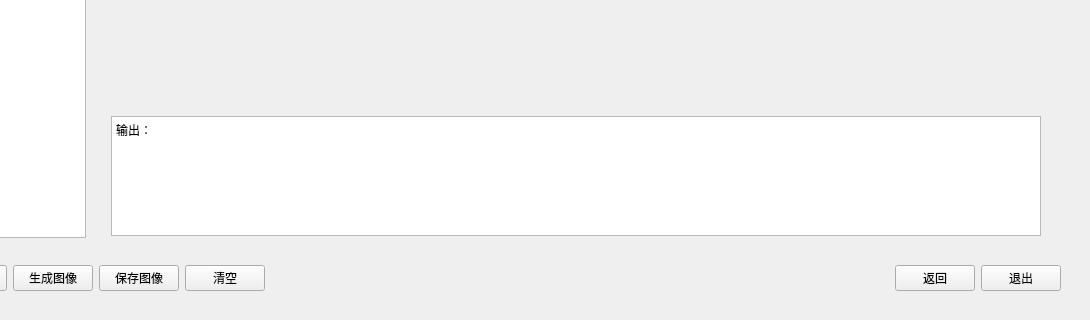
This is firstwidget.ui in 24-24i/Trojan_Detection as Qt 5 draws it before an edit; both pictures show x 110 to 1200 and y 400 to 720 of the 1200 by 720 pixel window. The edited form follows.
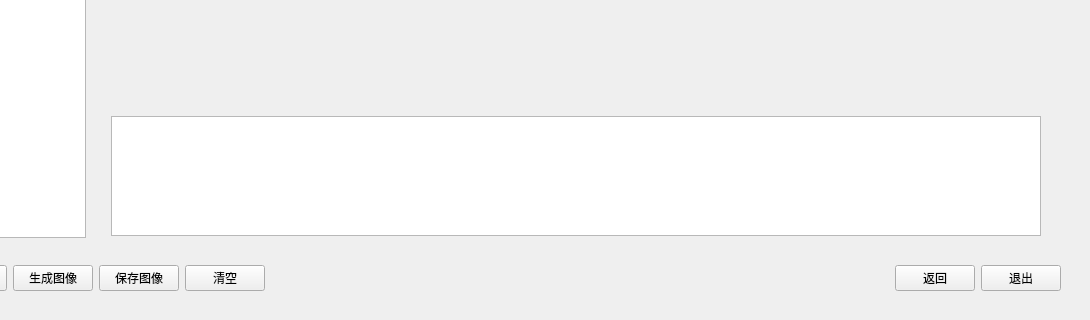
This is the edited form.

Patch:
```diff
--- a/firstwidget.ui
+++ b/firstwidget.ui
@@ -301,7 +301,7 @@
 li.unchecked::marker { content: &quot;\2610&quot;; }
 li.checked::marker { content: &quot;\2612&quot;; }
 &lt;/style&gt;&lt;/head&gt;&lt;body style=&quot; font-family:'Microsoft YaHei UI'; font-size:9pt; font-weight:400; font-style:normal;&quot;&gt;
-&lt;p style=&quot; margin-top:0px; margin-bottom:0px; margin-left:0px; margin-right:0px; -qt-block-indent:0; text-indent:0px;&quot;&gt;输出：&lt;/p&gt;&lt;/body&gt;&lt;/html&gt;</string>
+&lt;p style=&quot;-qt-paragraph-type:empty; margin-top:0px; margin-bottom:0px; margin-left:0px; margin-right:0px; -qt-block-indent:0; text-indent:0px;&quot;&gt;&lt;br /&gt;&lt;/p&gt;&lt;/body&gt;&lt;/html&gt;</string>
                </property>
               </widget>
              </item>
```
